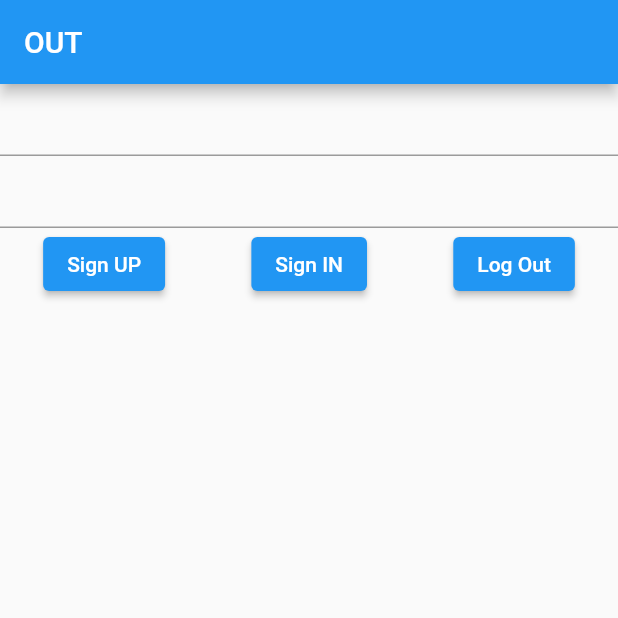
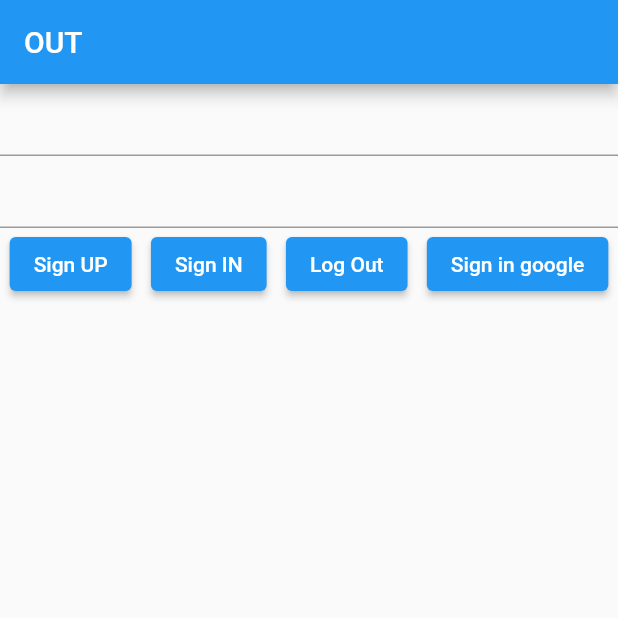
Before and after one commit to aaronpangan/notes_app, a Flutter app: the screen it shows after launch, after a tap on "Log Out", on a phone screen of 412 x 824 dp, the top half of it. Run offline on Flutter 3.47's test engine with Material 2 defaults, Android fonts, the phone set to English and light mode, and no system bars; our stand-ins replace cloud_firestore, firebase_auth, firebase_core, flutter_slidable, google_sign_in; accounts and stored records are empty.

Commit message:
add google sign in

```diff
--- a/lib/main.dart
+++ b/lib/main.dart
@@ -2,6 +2,7 @@ import 'package:firebase_auth/firebase_auth.dart';
 import 'package:flutter/material.dart';
 import 'package:notes_app/ui/Home.dart';
 import 'package:firebase_core/firebase_core.dart';
+import 'package:google_sign_in/google_sign_in.dart';
 
 void main() async {
   WidgetsFlutterBinding.ensureInitialized();
@@ -24,12 +25,15 @@ class _AuthState extends State<Auth> {
   final email = TextEditingController();
   final password = TextEditingController();
 
+  GoogleSignIn _googleSignIn = GoogleSignIn(scopes: ["email"]);
+
   @override
   Widget build(BuildContext context) {
+    GoogleSignInAccount? googleUser = _googleSignIn.currentUser;
     User? user = FirebaseAuth.instance.currentUser;
     return Scaffold(
       appBar: AppBar(
-        title: Text("${user == null ? "OUT" : user.email}"),
+        title: Text("${googleUser == null ? "OUT" : googleUser.displayName}"),
       ),
       body: Center(
         child: Column(
@@ -48,7 +52,10 @@ class _AuthState extends State<Auth> {
                 ElevatedButton(
                     onPressed: () => _signIn(), child: Text("Sign IN")),
                 ElevatedButton(
-                    onPressed: () => _logout(), child: Text("Log Out"))
+                    onPressed: () => _logout(), child: Text("Log Out")),
+                ElevatedButton(
+                    onPressed: () => _googleUser(),
+                    child: Text("Sign in google"))
               ],
             )
           ],
@@ -74,6 +81,12 @@ class _AuthState extends State<Auth> {
 
   _logout() async {
     await FirebaseAuth.instance.signOut();
+    await _googleSignIn.signOut;
+    setState(() {});
+  }
+
+  _googleUser() async {
+    await _googleSignIn.signIn();
     setState(() {});
   }
 }
--- a/pubspec.yaml
+++ b/pubspec.yaml
@@ -39,6 +39,7 @@ dependencies:
   intl: ^0.17.0
   flutter_slidable: ^1.2.0
   firebase_auth: ^3.3.4
+  google_sign_in: ^5.2.1
 
 dev_dependencies:
   flutter_test:
```
Also changed, not shown: pubspec.lock.
